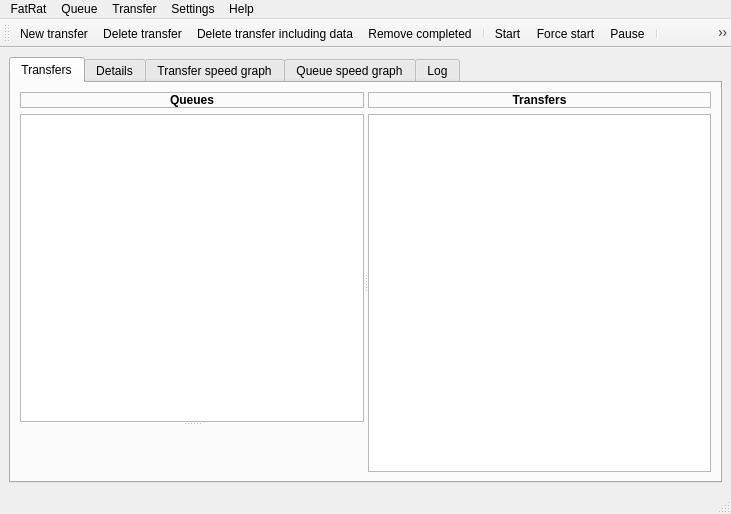
Old version of the form src/MainWindow.ui in the repository LubosD/fatrat.
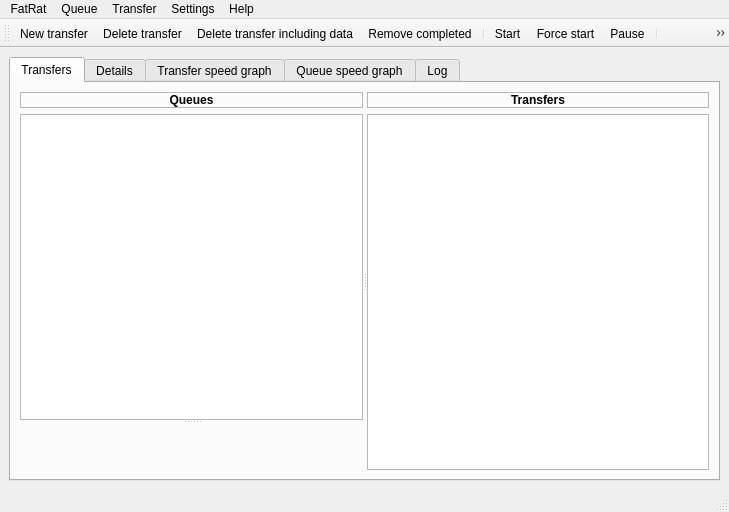
New version of the form. Icons and pictures are not drawn. Custom widgets are drawn as their Qt base class.

Diff of the .ui file:
```diff
--- a/src/MainWindow.ui
+++ b/src/MainWindow.ui
@@ -6,8 +6,8 @@
    <rect>
     <x>0</x>
     <y>0</y>
-    <width>731</width>
-    <height>514</height>
+    <width>729</width>
+    <height>512</height>
    </rect>
   </property>
   <property name="acceptDrops">
@@ -456,7 +456,7 @@
     <rect>
      <x>0</x>
      <y>0</y>
-     <width>731</width>
+     <width>729</width>
      <height>21</height>
     </rect>
    </property>
```
